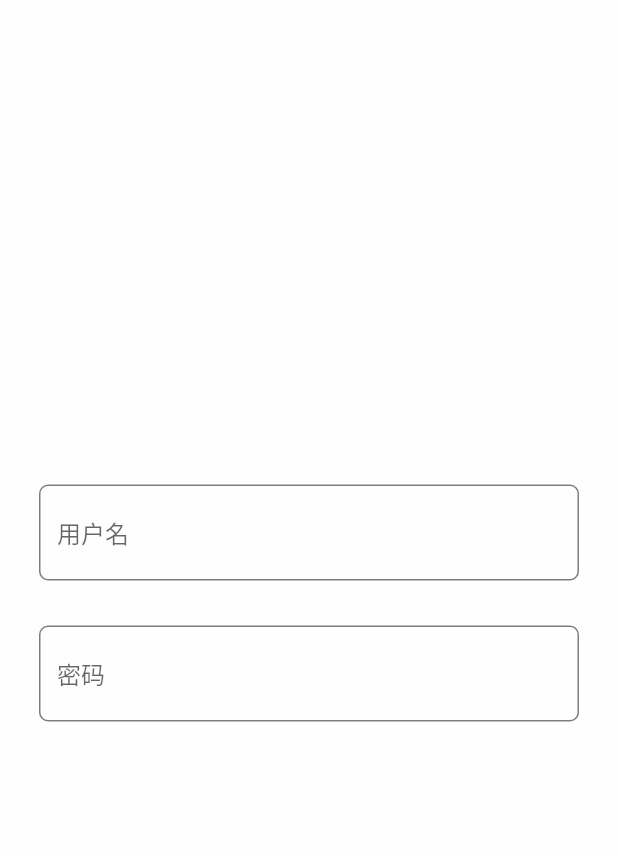
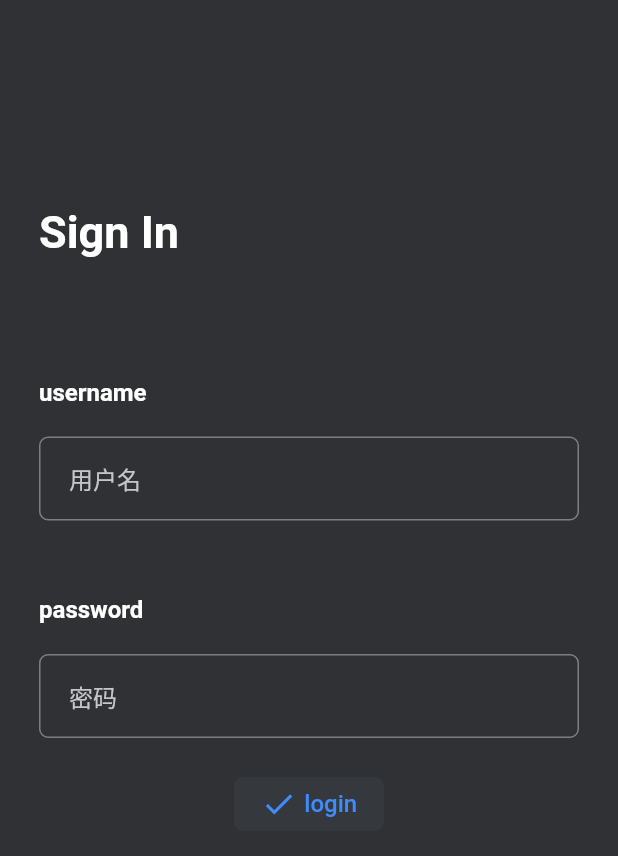
Before and after one commit to ZekunXu/my_test, a Flutter app: the screen it shows after launch, on a phone screen of 412 x 824 dp. Shown: the top 856 px of the screen. Run offline on Flutter 3.47's test engine with Material 2 defaults, Android fonts, the phone set to English and light mode, and no system bars.

Commit message:
v0.0.20201123

```diff
--- a/lib/main.dart
+++ b/lib/main.dart
@@ -1,3 +1,4 @@
+import 'package:flutter/cupertino.dart';
 import 'package:flutter/material.dart';
 
 void main() {
@@ -5,24 +6,39 @@ void main() {
 }
 
 class MyApp extends StatefulWidget {
-  _MyAppState createState ()=> _MyAppState();
+  _MyAppState createState() => _MyAppState();
 }
 
 class _MyAppState extends State<MyApp> {
   @override
   Widget build(BuildContext context) {
     return MaterialApp(
+      debugShowCheckedModeBanner: false,
       home: Scaffold(
-        backgroundColor: Color.fromARGB(1, 47, 49, 53),
-        body: Container(
-          padding: EdgeInsets.fromLTRB(26, 30, 26, 30),
+        backgroundColor: Color.fromRGBO(47, 49, 53, 1.000),
+        body: SingleChildScrollView(
+          child: Container(
+            padding: EdgeInsets.fromLTRB(26, 77, 26, 30),
             child: Column(
-            mainAxisAlignment: MainAxisAlignment.center,
-            crossAxisAlignment: CrossAxisAlignment.center,
               children: [
+                Container(
+                  width: double.maxFinite,
+                  padding: EdgeInsets.fromLTRB(0, 60, 0, 60),
+                  child: Text("Sign In", style: TextStyle(color: Colors.white, fontSize: 30, fontWeight: FontWeight.bold),),
+                ),
+                Container(
+                  width: double.maxFinite,
+                  padding: EdgeInsets.fromLTRB(0, 20, 0, 20),
+                  child: Text("username", textAlign: TextAlign.left,style: TextStyle(color: Color.fromRGBO(255, 255, 255, 1.000), fontSize: 16, fontWeight: FontWeight.bold),),
+                ),
                 TextField(
+                  style: TextStyle(
+                      color: Color.fromRGBO(255, 255, 255, 1.000), fontSize: 16),
                   decoration: InputDecoration(
+                    contentPadding: EdgeInsets.symmetric(vertical: 16, horizontal: 20),
                     hintText: "用户名",
+                    hintStyle:
+                    TextStyle(color: Color.fromRGBO(197, 198, 199, 1.000)),
                     enabledBorder: OutlineInputBorder(
                       borderSide: BorderSide(
                         color: Color.fromRGBO(125, 126, 131, 1.000),
@@ -38,10 +54,18 @@ class _MyAppState extends State<MyApp> {
                   ),
                 ),
                 Container(
-                padding: EdgeInsets.fromLTRB(0, 30, 0, 20),
+                  padding: EdgeInsets.fromLTRB(0, 50, 0, 0),
+                  width: double.maxFinite,
+                  child: Text("password", textAlign: TextAlign.left,style: TextStyle(color: Color.fromRGBO(255, 255, 255, 1.000), fontSize: 16, fontWeight: FontWeight.bold),),
+                ),
+                Container(
+                  padding: EdgeInsets.fromLTRB(0, 20, 0, 20),
                   child: TextField(
+                    style: TextStyle(color: Color.fromRGBO(255, 255, 255, 1.000), fontSize: 16),
                     decoration: InputDecoration(
+                      contentPadding: EdgeInsets.symmetric(vertical: 16,horizontal: 20),
                         hintText: "密码",
+                        hintStyle: TextStyle(color: Color.fromRGBO(197, 198, 199, 1.000)),
                         enabledBorder: OutlineInputBorder(
                           borderSide: BorderSide(
                             color: Color.fromRGBO(125, 126, 131, 1.000),
@@ -53,15 +77,41 @@ class _MyAppState extends State<MyApp> {
                             color: Color.fromRGBO(255, 255, 255, 1.000),
                           ),
                           borderRadius: BorderRadius.circular(6.0),
-                    )
+                        )),
                   ),
+                ),
+                Container(
+                  width: 100,
+                  child: FlatButton(
+                    shape: RoundedRectangleBorder(
+                        borderRadius: BorderRadius.circular(6.0)),
+                    color: Color.fromRGBO(53, 56, 60, 1.000),
+                    child: Row(
+                      mainAxisAlignment: MainAxisAlignment.center,
+                      children: [
+                        Icon(
+                          Icons.check,
+                          color: Color.fromRGBO(63, 140, 255, 1.000),
+                        ),
+                        Padding(
+                          padding: EdgeInsets.fromLTRB(5, 0, 0, 0),
+                        ),
+                        Text(
+                          "login",
+                          style: TextStyle(
+                              color: Color.fromRGBO(63, 140, 255, 1.000),
+                              fontSize: 16),
+                        ),
+                      ],
+                    ),
+                    onPressed: () {},
                   ),
                 ),
               ],
             ),
           ),
         ),
+      ),
     );
   }
-
 }
```
Lines whose indentation alone changed are shown as unchanged.
